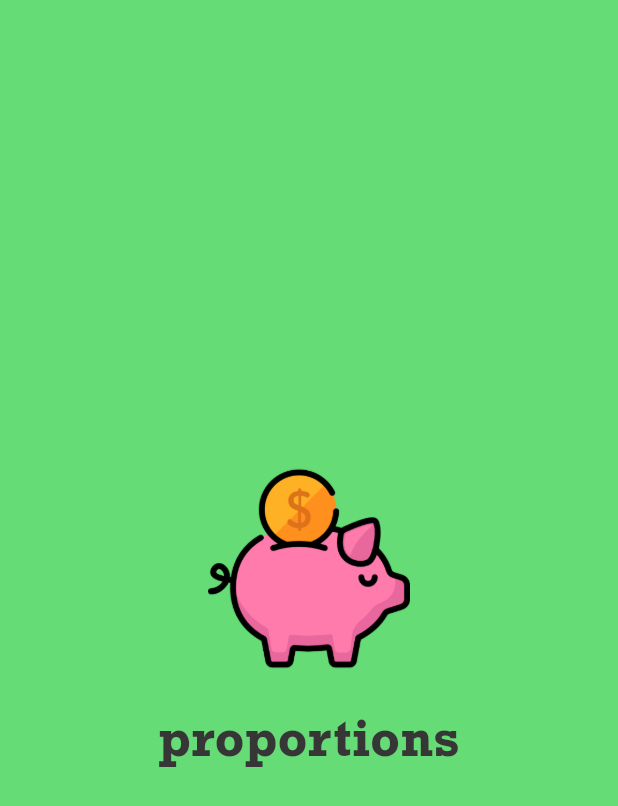
After one commit to RichardMbingi/proportions, a Flutter app: the screen it shows after launch, on a phone screen of 412 x 824 dp. The commit adds this screen. Shown: the top 806 px of the screen. Run offline on Flutter 3.47's test engine with Material 2 defaults, Android fonts, the phone set to English and light mode, and no system bars.

Commit message:
Built Hero Screen UI

```diff
--- a/lib/src/app.dart
+++ b/lib/src/app.dart
@@ -1,13 +1,16 @@
 import 'package:flutter/material.dart';
-import '../src/screens/home.dart';
+import '../src/screens/screens.dart';
 
 class App extends StatelessWidget {
   @override
   Widget build(BuildContext context) {
     return new MaterialApp(
       title: "List in Flutter",
-      home: HomeScreen(),
+      home: HeroScreen(),
+
+      //TODO: Display Rockwell font
       theme: ThemeData(
+        fontFamily: 'Rockwell',
         textTheme: TextTheme(
           body1: TextStyle(color: Color(0xFF363636)),
         ),
--- /dev/null
+++ b/lib/src/screens/hero.dart
@@ -0,0 +1,41 @@
+import 'package:flutter/material.dart';
+
+class HeroScreen extends StatelessWidget {
+  const HeroScreen({Key key}) : super(key: key);
+
+  @override
+  Widget build(BuildContext context) {
+    return Material(
+      child: Container(
+        color: Color(0xFF65DC75),
+        child: Column(
+          crossAxisAlignment: CrossAxisAlignment.center,
+          mainAxisAlignment: MainAxisAlignment.center,
+          children: <Widget>[
+            logo(),
+            SizedBox(height: 25.0),
+            labelText(),
+          ],
+        ),
+      ),
+    );
+  }
+
+  Widget logo() {
+    return Image.asset(
+      'assets/images/logo.png',
+      scale: 2.8,
+    );
+  }
+
+  Widget labelText() {
+    return Text(
+      "proportions",
+      style: TextStyle(
+        color: Color(0xFF363636),
+        fontSize: 35.0,
+        fontWeight: FontWeight.bold,
+      ),
+    );
+  }
+}
--- a/lib/src/screens/screens.dart
+++ b/lib/src/screens/screens.dart
@@ -1 +1,2 @@
 export 'home.dart';
+export 'hero.dart';
--- a/lib/src/services/create_category.dart
+++ /dev/null
@@ -1,3 +0,0 @@
-//TODO: Add category card
-//TODO: Create category form
-//TODO: Fetch data from form
--- a/lib/src/services/services.dart
+++ /dev/null
@@ -1 +0,0 @@
-export 'create_category.dart';
```
Also changed, not shown: pubspec.yaml (+8 -7 lines), assets/fonts/Rockwell-Bold.ttf (added), assets/fonts/Rockwell-Regular.ttf (added), assets/images/logo.png (added), lib/src/widgets/add_category.dart (line endings or trailing spaces), lib/src/widgets/total_amount.dart (line endings or trailing spaces).
